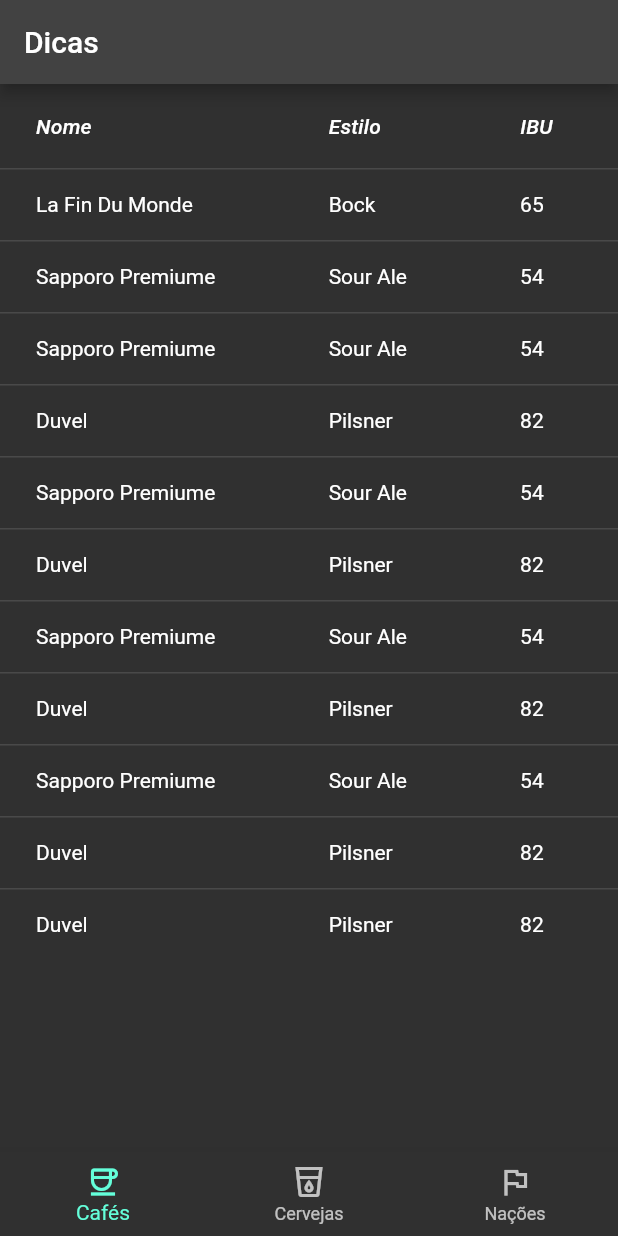
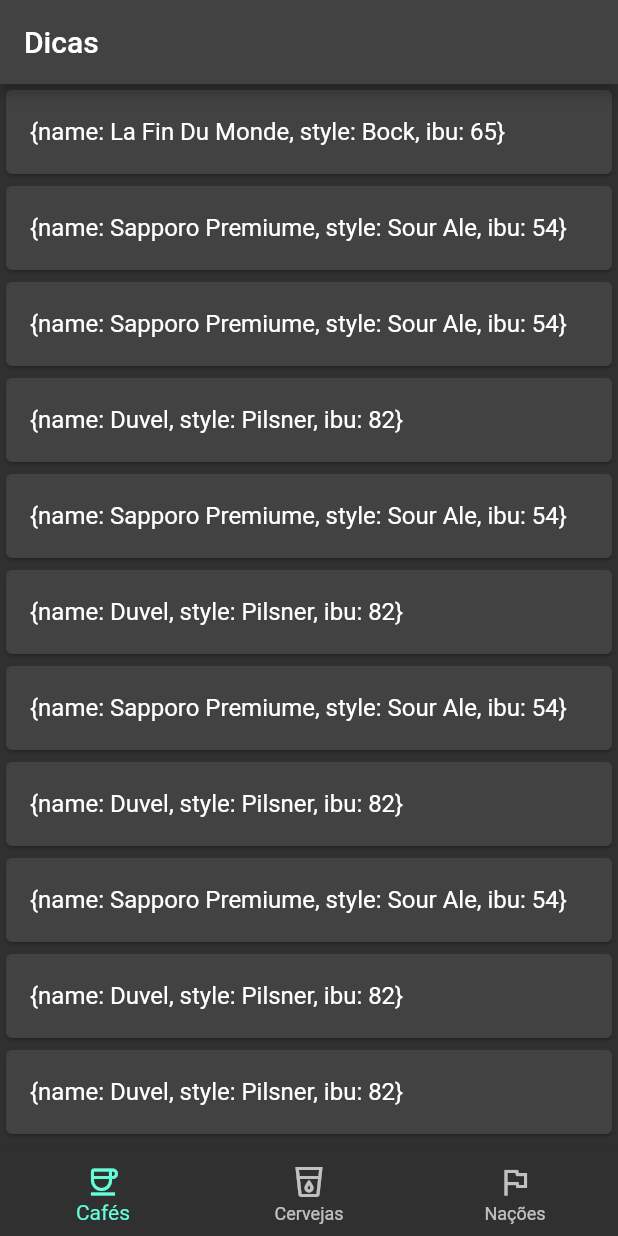
Before and after one commit to tallysdev/learning-Dart, a Flutter app: the screen it shows after launch, on a phone screen of 412 x 824 dp. Run offline on Flutter 3.47's test engine with Material 2 defaults, Android fonts, the phone set to English and light mode, and no system bars.

Commit message:
:sparkles:feat: Primeiros passos para o listTile

```diff
--- a/receita4/lib/main.dart
+++ b/receita4/lib/main.dart
@@ -1,17 +1,17 @@
 import 'package:flutter/material.dart';
 
 var dataObjects = [
-  {"name": "La Fin Du Monde", "style": "Bock", "ibu": "65" },
-  {"name": "Sapporo Premiume", "style": "Sour Ale", "ibu": "54" },
-  {"name": "Sapporo Premiume", "style": "Sour Ale", "ibu": "54" },
-  {"name": "Duvel", "style": "Pilsner", "ibu": "82" },
-  {"name": "Sapporo Premiume", "style": "Sour Ale", "ibu": "54" },
-  {"name": "Duvel", "style": "Pilsner", "ibu": "82" },
-  {"name": "Sapporo Premiume", "style": "Sour Ale", "ibu": "54" },
-  {"name": "Duvel", "style": "Pilsner", "ibu": "82" },
-  {"name": "Sapporo Premiume", "style": "Sour Ale", "ibu": "54" },
-  {"name": "Duvel", "style": "Pilsner", "ibu": "82" },
-  {"name": "Duvel", "style": "Pilsner", "ibu": "82" }
+  {"name": "La Fin Du Monde", "style": "Bock", "ibu": "65"},
+  {"name": "Sapporo Premiume", "style": "Sour Ale", "ibu": "54"},
+  {"name": "Sapporo Premiume", "style": "Sour Ale", "ibu": "54"},
+  {"name": "Duvel", "style": "Pilsner", "ibu": "82"},
+  {"name": "Sapporo Premiume", "style": "Sour Ale", "ibu": "54"},
+  {"name": "Duvel", "style": "Pilsner", "ibu": "82"},
+  {"name": "Sapporo Premiume", "style": "Sour Ale", "ibu": "54"},
+  {"name": "Duvel", "style": "Pilsner", "ibu": "82"},
+  {"name": "Sapporo Premiume", "style": "Sour Ale", "ibu": "54"},
+  {"name": "Duvel", "style": "Pilsner", "ibu": "82"},
+  {"name": "Duvel", "style": "Pilsner", "ibu": "82"}
 ];
 
 void main() {
@@ -30,11 +30,7 @@ class MyApp extends StatelessWidget {
           appBar: AppBar(
             title: const Text("Dicas"),
           ),
-          body: ListView(
-            children: <Widget>[
-              DataBodyWidget(objects: dataObjects)
-            ]
-          ),
+          body: MytileWidget(objects: dataObjects),
           bottomNavigationBar: NewNavBar(),
         ));
   }
@@ -61,31 +57,48 @@ class NewNavBar extends StatelessWidget {
   }
 }
 
-class DataBodyWidget extends StatelessWidget {
+// class DataBodyWidget extends StatelessWidget {
+//   List objects;
+
+//   DataBodyWidget({this.objects = const []});
+
+//   @override
+//   Widget build(BuildContext context) {
+//     var columnNames = ["Nome", "Estilo", "IBU"],
+//         propertyNames = ["name", "style", "ibu"];
+
+//     return DataTable(
+//         columns: columnNames.map((name) => DataColumn(
+//                 label: Expanded(
+//                     child: Text(name,
+//                         style: const TextStyle(fontStyle: FontStyle.italic)))))
+//             .toList(),
+//         rows: objects
+//             .map((obj) => DataRow(
+//                 cells: propertyNames
+//                     .map((propName) => DataCell(Text(obj[propName])))
+//                     .toList()))
+//             .toList());
+//   }
+// }
+
+class MytileWidget extends StatelessWidget {
   List objects;
 
-  DataBodyWidget({this.objects = const []});
+  MytileWidget({this.objects = const []});
 
   @override
   Widget build(BuildContext context) {
-    var columnNames = ["Nome", "Estilo", "IBU"],
-        propertyNames = ["name", "style", "ibu"];
+    // var columnNames = ["Nome", "Estilo", "IBU"],
+    //     propertyNames = ["name", "style", "ibu"];
 
-    return DataTable(
-        columns: columnNames
-            .map((name) => DataColumn(
-                label: Expanded(
-                    child: Text(name,
-                        style: const TextStyle(fontStyle: FontStyle.italic)))))
-            .toList(),
-        rows: objects
-            .map((obj) => DataRow(
-                cells: propertyNames
-                    .map((propName) => DataCell(Text(obj[propName])))
-                    .toList()))
-            .toList());
+    return ListView(
+      children: [
+        for(var i in objects)
+          Card(child: ListTile(title: Text(i.toString())))
+      ]
+    );
   }
 }
 
-
 // Codigo baseado no templete inicial do professor Fabricio Vale
```
